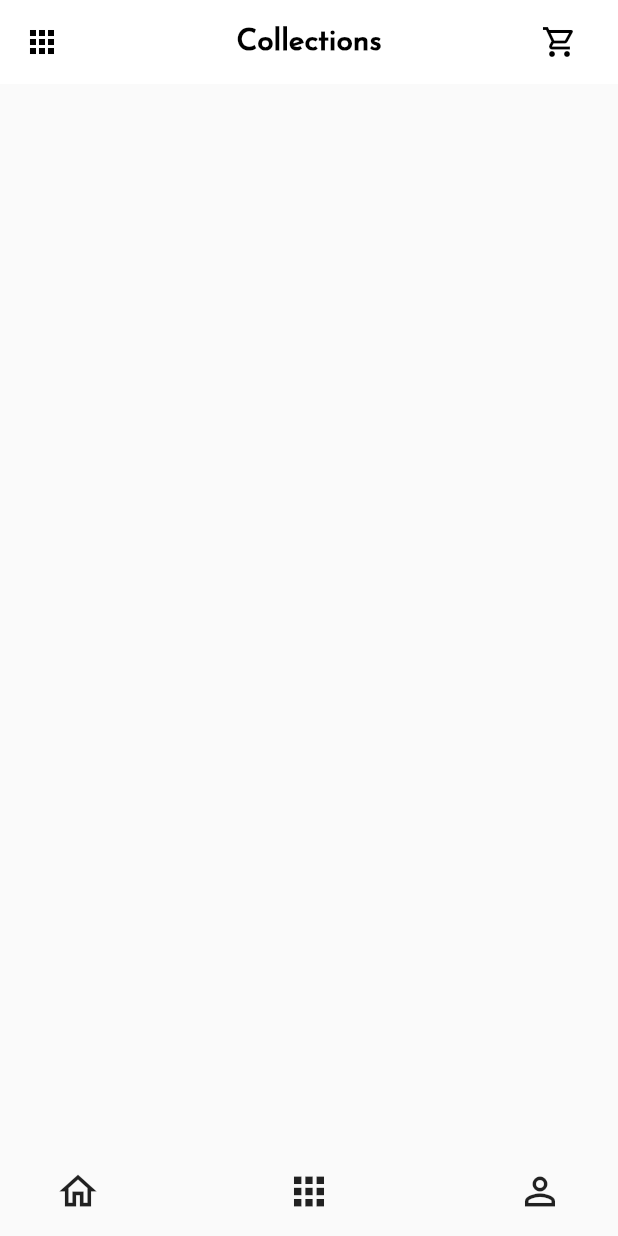
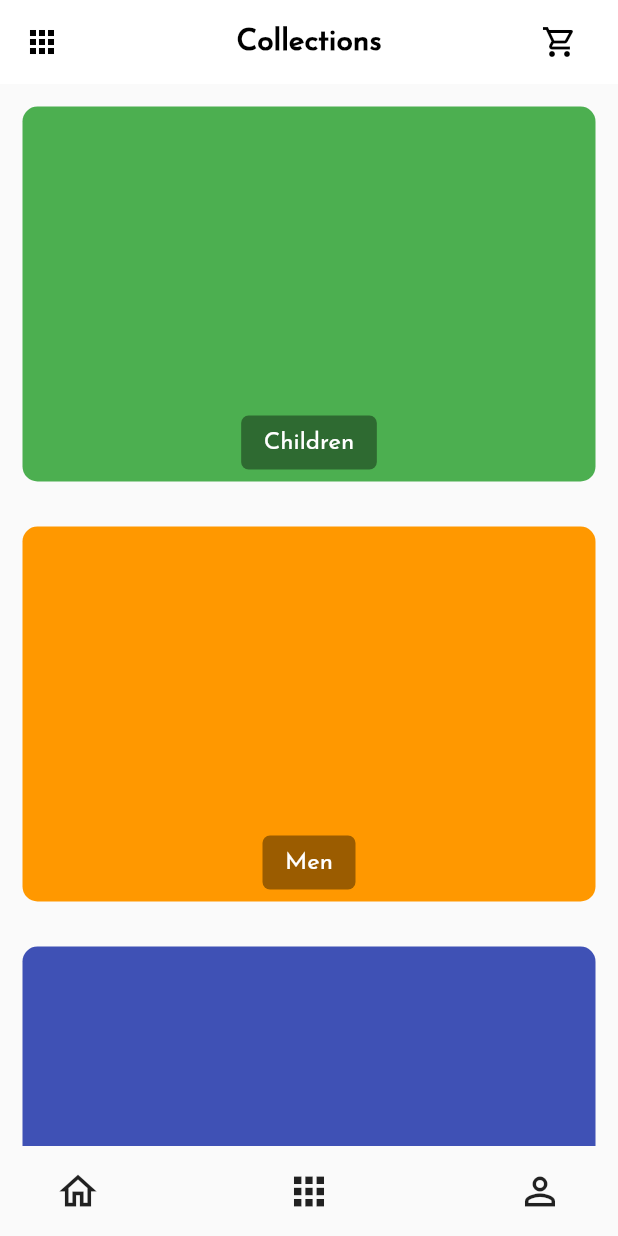
Before and after one commit to sammyodiagbe/ecommerce_flutter, a Flutter app: the screen it shows after launch, on a phone screen of 412 x 824 dp. Run offline on Flutter 3.47's test engine with Material 2 defaults, Android fonts, the phone set to English and light mode, and no system bars.

Commit message:
working on collections

```diff
--- a/lib/screens/collection_screen.dart
+++ b/lib/screens/collection_screen.dart
@@ -10,10 +10,52 @@ class CollectionScreen extends StatelessWidget {
   Widget build(BuildContext context) {
     return Scaffold(
       appBar: AppAppBar('Collections', context),
-      body: Column(
-        children: [],
+      body: ListView(
+        padding: EdgeInsets.all(15),
+        children: [
+          buildCategory(Colors.green, 'Children'),
+          SizedBox(height: 30),
+          buildCategory(Colors.orange, 'Men'),
+          SizedBox(height: 30),
+          buildCategory(Colors.indigo, 'Women'),
+        ],
       ),
       bottomNavigationBar: CustomBottomNavigationBar(),
     );
   }
 }
+
+Widget buildCategory(Color containerColor, String text) {
+  return Container(
+    padding: EdgeInsets.all(8),
+    height: 250,
+    decoration: BoxDecoration(
+      borderRadius: BorderRadius.circular(10),
+      color: containerColor,
+    ),
+    child: Stack(
+      children: [
+        Align(
+          alignment: Alignment.bottomCenter,
+          child: Positioned(
+            child: Container(
+              padding: EdgeInsets.symmetric(vertical: 10, horizontal: 15),
+              decoration: BoxDecoration(
+                color: Colors.black.withAlpha(100),
+                borderRadius: BorderRadius.circular(5),
+              ),
+              child: Text(
+                text,
+                style: TextStyle(
+                  fontSize: 16,
+                  color: Colors.white,
+                ),
+              ),
+            ),
+            bottom: 15,
+          ),
+        )
+      ],
+    ),
+  );
+}
```
